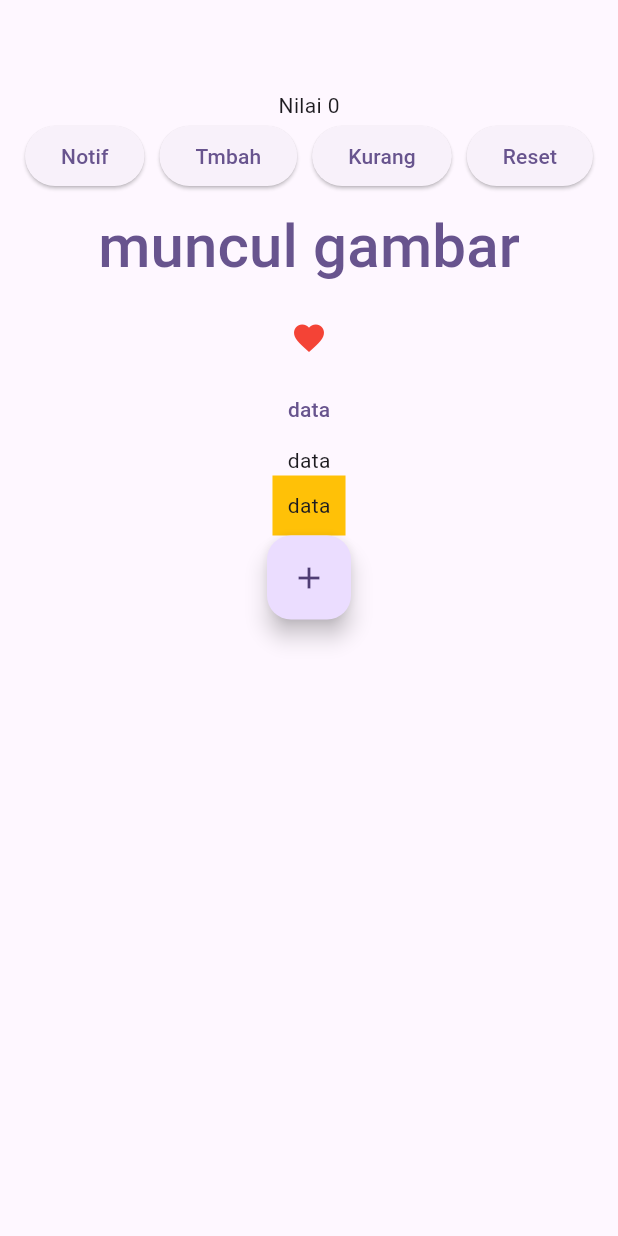
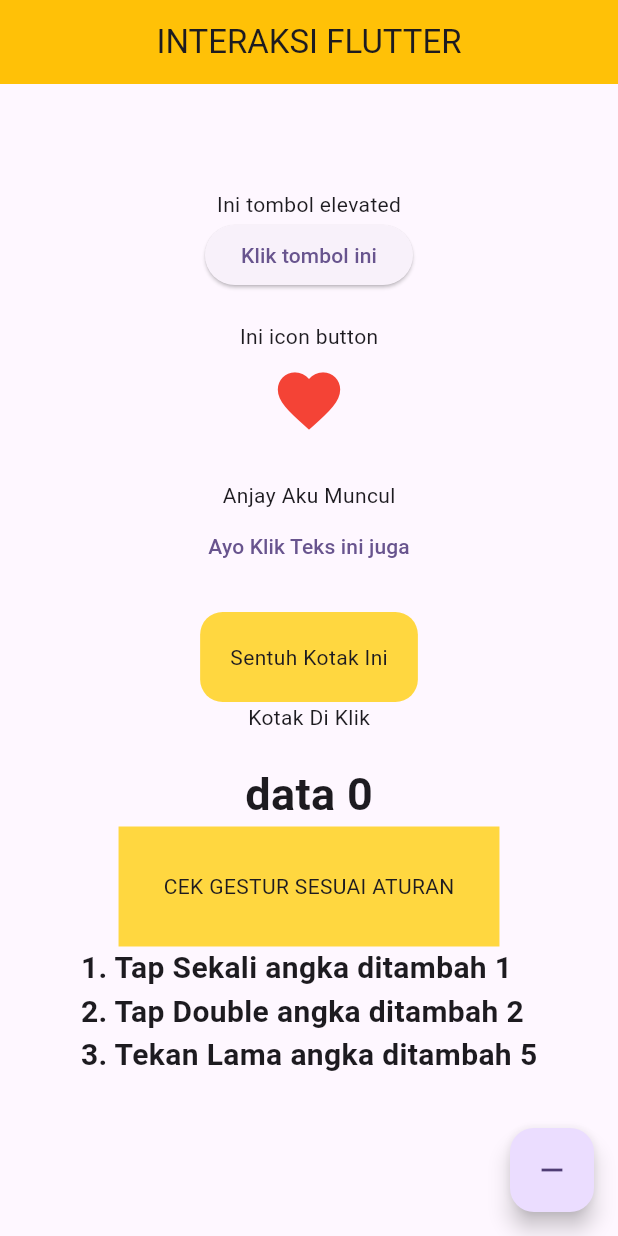
Before and after one commit to ShineyVamp/PPKD_Tugas_Dan_Materi, a Flutter app: the screen it shows after launch, on a phone screen of 412 x 824 dp. Run offline on Flutter 3.47's test engine with Material 3 defaults, Android fonts, the phone set to English and light mode, and no system bars.

Commit message:
penyelesaian tugas 5

```diff
--- /dev/null
+++ b/hari6-17/flutterday6/lib/TugasFlutter/tugas5flutter.dart
@@ -0,0 +1,127 @@
+import 'package:flutter/material.dart';
+
+class Tugas5flutter extends StatefulWidget {
+  const Tugas5flutter({super.key});
+
+  @override
+  State<Tugas5flutter> createState() => _Tugas5flutterState();
+}
+
+class _Tugas5flutterState extends State<Tugas5flutter> {
+  bool texteks = true;
+  bool elteks = true;
+  bool liked = true;
+  bool terdetek = true;
+  int angka = 0;
+  @override
+  Widget build(BuildContext context) {
+    return Scaffold(
+      appBar: AppBar(
+        title: Text("INTERAKSI FLUTTER"),
+        centerTitle: true,
+        backgroundColor: Colors.amber,
+      ),
+      body: Container(
+        alignment: Alignment.center,
+        child: Column(
+          children: [
+            SizedBox(height: 70),
+            if (elteks) Text("Ini tombol elevated"),
+            ElevatedButton(
+              onPressed: () {
+                setState(() {
+                  elteks = !elteks;
+                });
+              },
+              child: Text("Klik tombol ini"),
+            ),
+            SizedBox(height: 20),
+            Text("Ini icon button"),
+            IconButton(
+              onPressed: () {
+                setState(() {
+                  liked = !liked;
+                });
+              },
+              icon: Icon(
+                liked ? Icons.favorite : Icons.favorite_border_outlined,
+                color: liked ? Colors.red : Colors.black,
+                size: 50,
+              ),
+            ),
+            SizedBox(height: 20),
+            if (texteks) Text("Anjay Aku Muncul"),
+            TextButton(
+              onPressed: () {
+                setState(() {
+                  texteks = !texteks;
+                });
+              },
+              child: Text("Ayo Klik Teks ini juga"),
+            ),
+            SizedBox(height: 20),
+            InkWell(
+              splashColor: Colors.black,
+              // borderRadius: BorderRadius.circular(15),
+              onTap: () {
+                setState(() {
+                  terdetek = !terdetek;
+                });
+              },
+              child: Container(
+                decoration: BoxDecoration(
+                  color: Colors.amberAccent,
+                  borderRadius: BorderRadius.circular(15),
+                ),
+                padding: EdgeInsets.all(20),
+                child: Text("Sentuh Kotak Ini"),
+              ),
+            ),
+            if (terdetek) Text("Kotak Di Klik"),
+            SizedBox(height: 20),
+            Text(
+              "data $angka",
+              style: TextStyle(fontSize: 30, fontWeight: FontWeight.bold),
+            ),
+            GestureDetector(
+              onTap: () {
+                setState(() {
+                  angka += 1;
+                });
+              },
+              onDoubleTap: () {
+                setState(() {
+                  angka += 2;
+                });
+              },
+              onLongPress: () {
+                setState(() {
+                  angka += 5;
+                });
+              },
+              child: Container(
+                padding: EdgeInsets.all(30),
+                color: Colors.amberAccent,
+                child: Text("CEK GESTUR SESUAI ATURAN"),
+              ),
+            ),
+            Text(
+              "1. Tap Sekali angka ditambah 1 \n2. Tap Double angka ditambah 2 \n3. Tekan Lama angka ditambah 5",
+              style: TextStyle(fontSize: 20, fontWeight: FontWeight.bold),
+            ),
+          ],
+        ),
+      ),
+      floatingActionButton: FloatingActionButton(
+        onPressed: () {
+          setState(() {
+            angka--;
+          });
+        },
+        tooltip: "Tambah Data",
+        child: Icon(Icons.remove),
+      ),
+      floatingActionButtonLocation: FloatingActionButtonLocation.endFloat,
+    );
+  }
+}
--- a/hari6-17/flutterday6/lib/main.dart
+++ b/hari6-17/flutterday6/lib/main.dart
@@ -1,5 +1,5 @@
 import 'package:flutter/material.dart';
-import 'package:flutterday6/day_9/stateful.dart';
+import 'package:flutterday6/TugasFlutter/tugas5flutter.dart';
 
 void main() {
   runApp(const MyApp());
@@ -31,7 +31,7 @@ class MyApp extends StatelessWidget {
         // tested with just a hot reload.
         colorScheme: .fromSeed(seedColor: Colors.deepPurple),
       ),
-      home: StaeleFull(),
+      home: Tugas5flutter(),
     );
   }
 }
```
